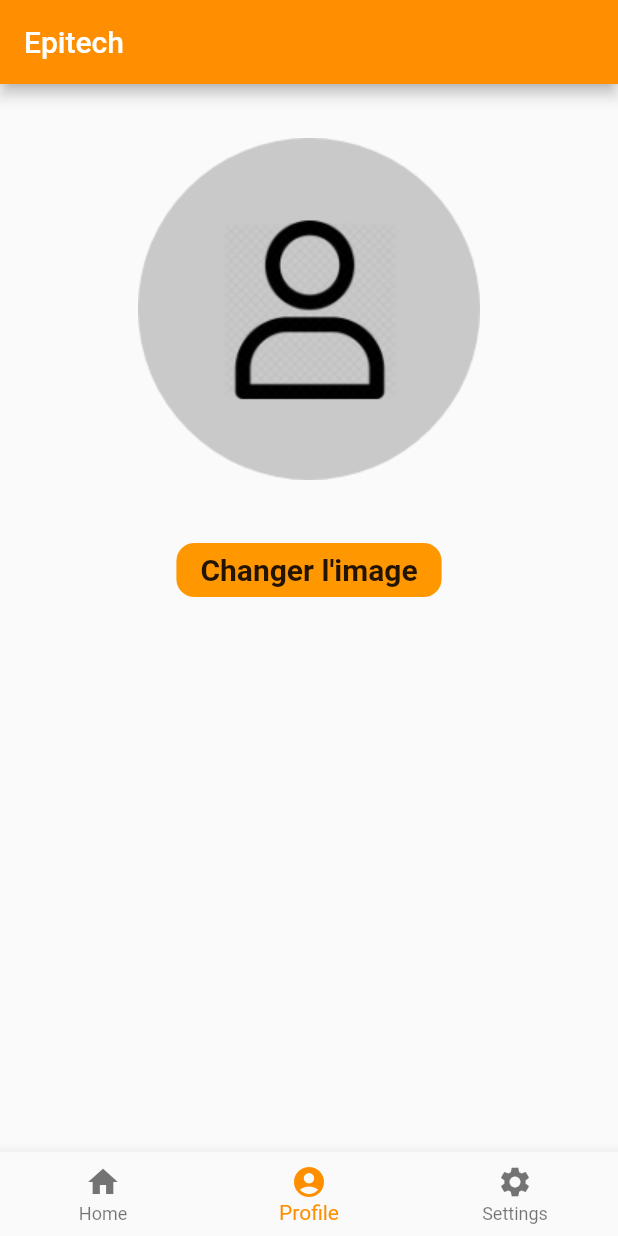
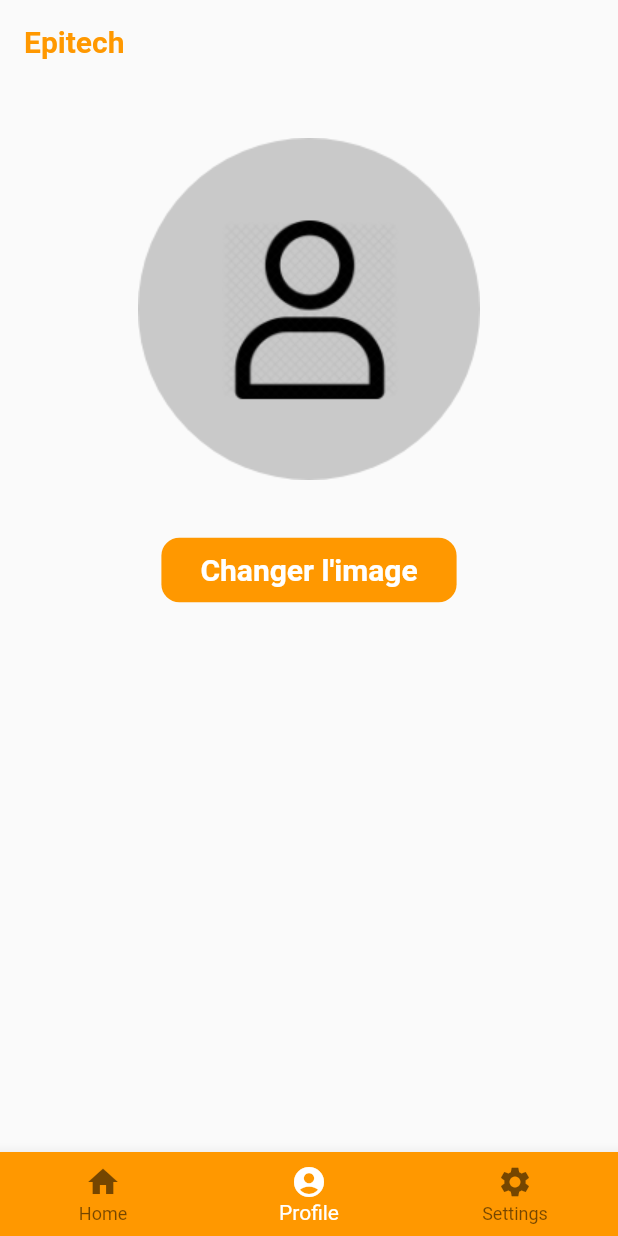
Before and after one commit to Mickeybab/flutter-part1, a Flutter app: the screen it shows after launch, item 2 of the bottom bar chosen, on a phone screen of 412 x 824 dp. Run offline on Flutter 3.47's test engine with Material 2 defaults, Android fonts, the phone set to English and light mode, and no system bars; our stand-ins replace audioplayers; missing offline and left inert: custom_switch.

Commit message:
Add good graphics

```diff
--- a/lib/components/button.dart
+++ b/lib/components/button.dart
@@ -10,12 +10,16 @@ class MyButton extends StatelessWidget {
   Widget build(BuildContext context) {
     return Container(
       child: FlatButton(
-        child: Text(
-          this.text,
-          style: TextStyle(
-            fontWeight: FontWeight.bold,
-            fontSize: 20
+        child: Padding(
+          child: Text(
+            this.text,
+            style: TextStyle(
+              fontWeight: FontWeight.bold,
+              fontSize: 20,
+              color: Colors.white
+            ),
           ),
+          padding: EdgeInsets.all(10.0),
         ),
         color: Colors.orange,
         onPressed: this.onPress,
--- a/lib/main.dart
+++ b/lib/main.dart
@@ -46,8 +46,12 @@ class _MyStatefulWidgetState extends State<MyStatefulWidget> {
   Widget build(BuildContext context) {
     return Scaffold(
       appBar: AppBar(
-        title: const Text('Epitech'),
-        backgroundColor: Colors.amber[800],
+        title: const Text('Epitech', style: TextStyle(
+          color: Colors.orange,
+          fontWeight: FontWeight.bold
+        ),),
+        backgroundColor: Color(0xFFBD40),
+        elevation: 0,
       ),
       body: Center(
         child: _widgetOptions.elementAt(_selectedIndex),
@@ -68,7 +72,8 @@ class _MyStatefulWidgetState extends State<MyStatefulWidget> {
           ),
         ],
         currentIndex: _selectedIndex,
-        selectedItemColor: Colors.amber[800],
+        selectedItemColor: Colors.white,
+        backgroundColor: Colors.orange,
         onTap: _onItemTapped,
       ),
     );
```
